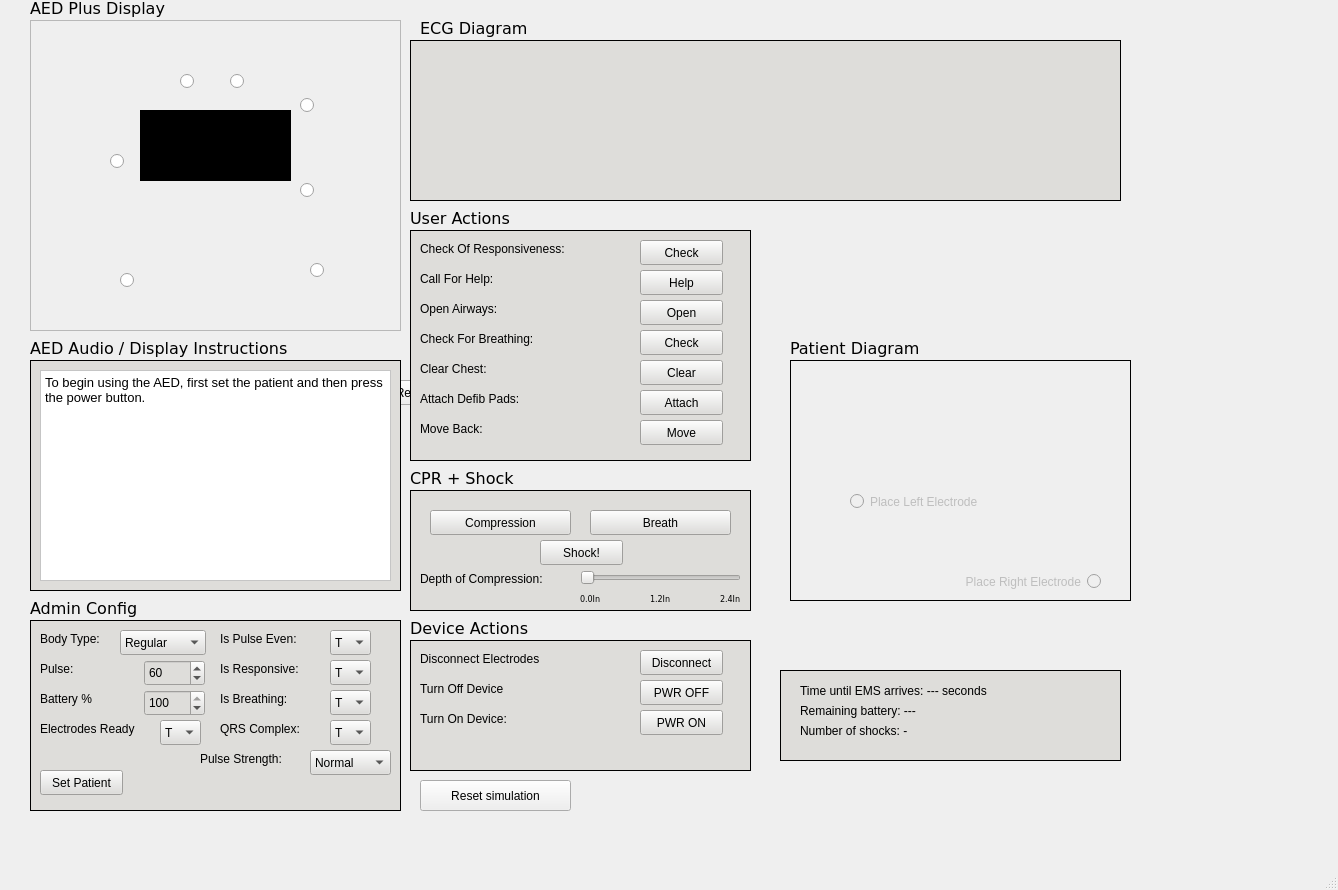
Before: the Qt Designer form mainwindow.ui in sfahimanwar/COMP3004-Project-Team-20, drawn with Qt 5.
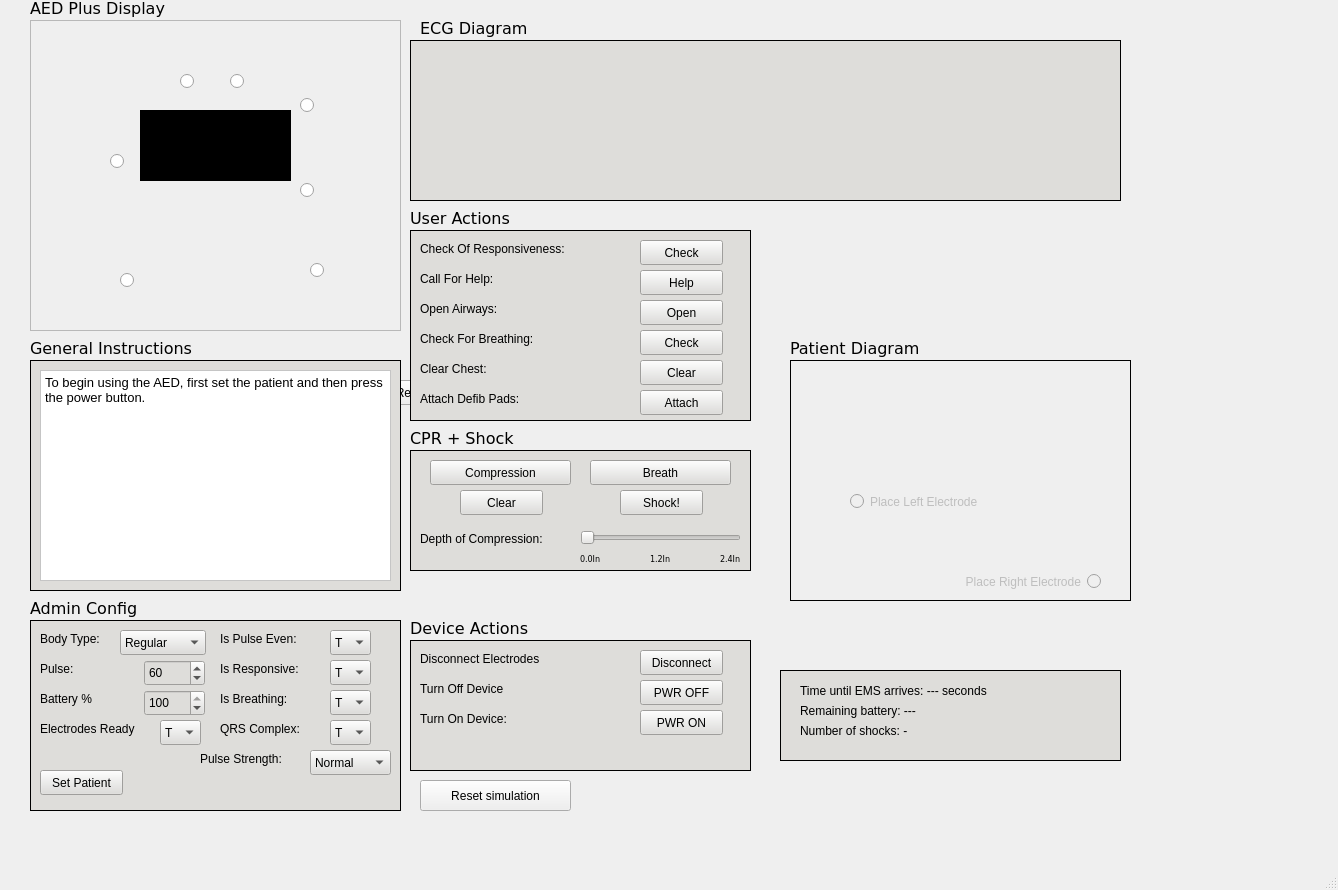
After: the same form once the commit is applied. Icons and pictures are not drawn.

```diff
--- a/mainwindow.ui
+++ b/mainwindow.ui
@@ -68,7 +68,7 @@
      </font>
     </property>
     <property name="text">
-     <string>AED Audio / Display Instructions</string>
+     <string>General Instructions</string>
     </property>
    </widget>
    <widget class="QFrame" name="aedAudioFrame">
@@ -497,7 +497,7 @@
       <x>410</x>
       <y>230</y>
       <width>341</width>
-      <height>231</height>
+      <height>191</height>
      </rect>
     </property>
     <property name="styleSheet">
@@ -613,32 +613,6 @@
       <string>Attach</string>
      </property>
     </widget>
-    <widget class="QLabel" name="movebackLabel">
-     <property name="geometry">
-      <rect>
-       <x>10</x>
-       <y>190</y>
-       <width>171</width>
-       <height>17</height>
-      </rect>
-     </property>
-     <property name="text">
-      <string>Move Back:</string>
-     </property>
-    </widget>
-    <widget class="QPushButton" name="moveBackButton">
-     <property name="geometry">
-      <rect>
-       <x>230</x>
-       <y>190</y>
-       <width>83</width>
-       <height>25</height>
-      </rect>
-     </property>
-     <property name="text">
-      <string>Move</string>
-     </property>
-    </widget>
     <widget class="QPushButton" name="openAirwaysButton">
      <property name="geometry">
       <rect>
@@ -696,7 +670,7 @@
     <property name="geometry">
      <rect>
       <x>410</x>
-      <y>470</y>
+      <y>430</y>
       <width>191</width>
       <height>17</height>
      </rect>
@@ -715,7 +689,7 @@
     <property name="geometry">
      <rect>
       <x>410</x>
-      <y>490</y>
+      <y>450</y>
       <width>341</width>
       <height>121</height>
      </rect>
@@ -733,7 +707,7 @@
      <property name="geometry">
       <rect>
        <x>20</x>
-       <y>20</y>
+       <y>10</y>
        <width>141</width>
        <height>25</height>
       </rect>
@@ -746,7 +720,7 @@
      <property name="geometry">
       <rect>
        <x>180</x>
-       <y>20</y>
+       <y>10</y>
        <width>141</width>
        <height>25</height>
       </rect>
@@ -758,8 +732,8 @@
     <widget class="QPushButton" name="shockButton">
      <property name="geometry">
       <rect>
-       <x>130</x>
-       <y>50</y>
+       <x>210</x>
+       <y>40</y>
        <width>83</width>
        <height>25</height>
       </rect>
@@ -851,6 +825,19 @@
       <string>0.0In</string>
      </property>
     </widget>
+    <widget class="QPushButton" name="moveBackButton">
+     <property name="geometry">
+      <rect>
+       <x>50</x>
+       <y>40</y>
+       <width>83</width>
+       <height>25</height>
+      </rect>
+     </property>
+     <property name="text">
+      <string>Clear</string>
+     </property>
+    </widget>
    </widget>
    <widget class="QFrame" name="patientFrame">
     <property name="enabled">
```
